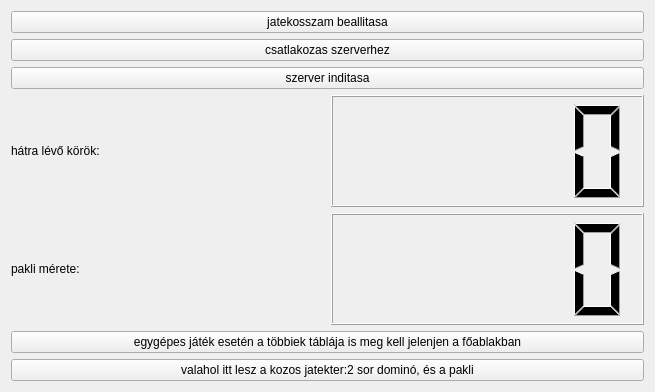
The window that jatek_halozattal/jatek/widget.ui (rrmrrm/dominoSzeru) describes before a commit, drawn with Qt 5.
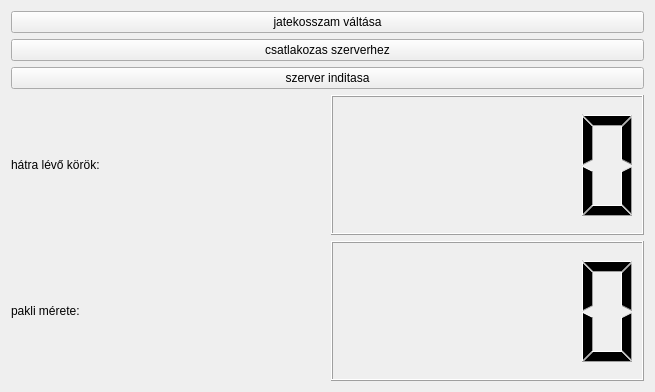
The same window after the commit.

What changed in the file:
```diff
--- a/jatek_halozattal/jatek/widget.ui
+++ b/jatek_halozattal/jatek/widget.ui
@@ -17,7 +17,7 @@
    <item>
     <widget class="QPushButton" name="setPlayerNumButton">
      <property name="text">
-      <string>jatekosszam beallitasa</string>
+      <string>jatekosszam váltása</string>
      </property>
     </widget>
    </item>
@@ -65,20 +65,6 @@
      </item>
     </layout>
    </item>
-   <item>
-    <widget class="QPushButton" name="pushButton_3">
-     <property name="text">
-      <string>egygépes játék esetén a többiek táblája is meg kell jelenjen a főablakban</string>
-     </property>
-    </widget>
-   </item>
-   <item>
-    <widget class="QPushButton" name="pushButton_2">
-     <property name="text">
-      <string>valahol itt lesz a kozos jatekter:2 sor dominó, és a pakli</string>
-     </property>
-    </widget>
-   </item>
    <item>
     <layout class="QHBoxLayout" name="playerLayout"/>
    </item>
```
